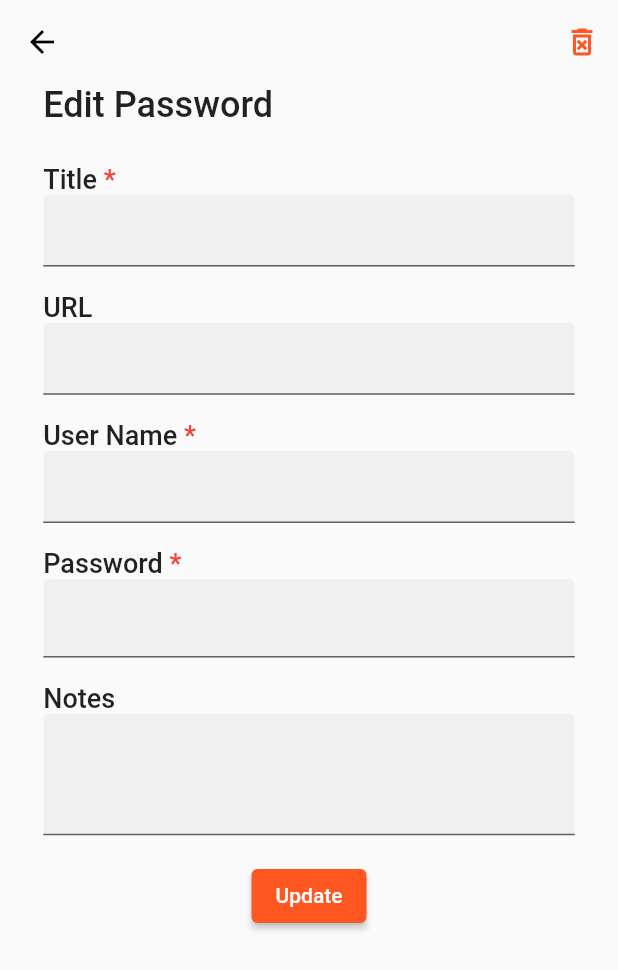
After one commit to Emon526/Flutter_PassVault, a Flutter app: the ViewPassword screen opened directly, on a phone screen of 412 x 824 dp. The commit adds this screen. Shown: the top 970 px of the screen. Run offline on Flutter 3.47's test engine with Material 2 defaults, Android fonts, the phone set to English and light mode, and no system bars; our stand-ins replace form_field_validator, persistent_bottom_nav_bar, shared_preferences, sqflite; accounts and stored records are empty.

Commit message:
view password data

```diff
--- a/lib/provider/addpasswordprovider.dart
+++ b/lib/provider/addpasswordprovider.dart
@@ -6,14 +6,30 @@ import '../models/addpasswordmodel.dart';
 import '../services/databaseservice.dart';
 
 class AddPasswordProvider with ChangeNotifier {
-  // String _username = '';
-  // String get username => _username;
+  String _id = '';
+  String get id => _id;
+
+  String _username = '';
+  String get username => _username;
+
+  String _title = '';
+  String get title => _title;
+
+  String? _url = '';
+  String? get url => _url;
+
+  String _password = '';
+  String get password => _password;
+
+  String? _notes = '';
+  String? get notes => _notes;
 
   // set username(String username) {
   //   _username = username;
   //   notifyListeners();
   // }
 
+  final DatabaseService _databaseService = DatabaseService();
   List<AddPasswordModel> _userPasswords = [];
 
   List<AddPasswordModel> get userPasswords => _userPasswords;
@@ -34,4 +50,35 @@ class AddPasswordProvider with ChangeNotifier {
     }
     notifyListeners();
   }
+
+  Future<void> getPasswordData({
+    required int id,
+  }) async {
+    try {
+      final data = await _databaseService.selectedPasword(id);
+      _title = data.title;
+      _url = data.url;
+      _username = data.username;
+      _password = data.password;
+      _notes = data.notes;
+      _id = id.toString();
+
+      // log(data.first.title.toString());
+      log(data.username);
+    } catch (e) {
+      print(e.toString());
+    }
+    notifyListeners();
+  }
+
+  Future<void> deletePassword() async {
+    try {
+      await _databaseService.deletePassword(_id);
+
+      log('$_id deleted');
+    } catch (e) {
+      print(e.toString());
+    }
+    notifyListeners();
+  }
 }
--- a/lib/screens/vault/vaultpage.dart
+++ b/lib/screens/vault/vaultpage.dart
@@ -1,4 +1,6 @@
 import 'package:flutter/material.dart';
+import 'package:passvault/screens/vault/viewpassword.dart';
+import 'package:passvault/services/databaseservice.dart';
 import 'package:provider/provider.dart';
 
 import '../../models/addpasswordmodel.dart';
@@ -46,16 +48,16 @@ class VaultPage extends StatelessWidget {
               Expanded(
                 child: Consumer<AddPasswordProvider>(
                   builder: (context, value, child) {
-                    return ListView.builder(
+                    return ListView.separated(
+                        separatorBuilder: (context, index) => SizedBox(
+                              height: size.height * 0.01,
+                            ),
                         itemCount: value.userPasswords.length,
                         itemBuilder: (context, index) {
                           final data = value.userPasswords[index];
                           return _buildCard(
                             context: context,
                             data: data,
-                            // title: data.title,
-                            // addeddate: 'Added today',
-                            // url: data.url!,
                           );
                         });
                   },
@@ -84,9 +86,6 @@ class VaultPage extends StatelessWidget {
   Widget _buildCard({
     required BuildContext context,
     required AddPasswordModel data,
-    // required String addeddate,
-    // required String title,
-    // required String url,
   }) {
     // var iconUrl = FaviconFinder.getBest('https://www.mashable.com');
 
@@ -100,10 +99,20 @@ class VaultPage extends StatelessWidget {
       borderRadius: BorderRadius.circular(5),
       child: InkWell(
         borderRadius: BorderRadius.circular(5),
-        onTap: () {},
+        onTap: () {
+          context
+              .read<AddPasswordProvider>()
+              .getPasswordData(id: int.parse(data.id));
+          Navigator.push(
+            context,
+            MaterialPageRoute(
+              builder: (context) => const ViewPassword(),
+            ),
+          );
+        },
         child: ListTile(
           title: Text(data.title),
-          subtitle: Text(data.password),
+          subtitle: Text(data.username),
           // leading: CircleAvatar(
           //   backgroundImage: NetworkImage('https://${url}'),
           // ),
--- /dev/null
+++ b/lib/screens/vault/viewpassword.dart
@@ -0,0 +1,283 @@
+// ignore_for_file: use_build_context_synchronously
+
+import 'package:flutter/material.dart';
+import 'package:form_field_validator/form_field_validator.dart';
+
+import 'package:provider/provider.dart';
+
+import '../../models/addpasswordmodel.dart';
+import '../../provider/addpasswordprovider.dart';
+import '../../services/databaseservice.dart';
+
+class ViewPassword extends StatefulWidget {
+  const ViewPassword({super.key});
+  static const routeName = '/AddPassword';
+
+  @override
+  State<ViewPassword> createState() => _ViewPasswordState();
+}
+
+class _ViewPasswordState extends State<ViewPassword> {
+  final titlecontroller = TextEditingController();
+  final urlcontroller = TextEditingController();
+  final usernamecontroller = TextEditingController();
+  final passwordcontroller = TextEditingController();
+  final notescontroller = TextEditingController();
+  bool isObsecured = true;
+  final GlobalKey<FormState> _viewPasswordformKey = GlobalKey<FormState>();
+
+  void validate(BuildContext context) async {
+    final FormState form = _viewPasswordformKey.currentState!;
+    // final DatabaseService _databaseService = DatabaseService();
+
+    if (form.validate()) {
+      final newPass = AddPasswordModel(
+        title: titlecontroller.text.trim(),
+        url: urlcontroller.text.trim(),
+        username: usernamecontroller.text.trim(),
+        password: passwordcontroller.text.trim(),
+        notes: notescontroller.text.trim(),
+        id: DateTime.now().millisecondsSinceEpoch.toString(),
+      );
+      context.read<DatabaseService>().addPassword(
+            password: newPass,
+          );
+      // await _databaseService.addPassword(password: newPass);
+      context.read<AddPasswordProvider>().fatchdata;
+      Navigator.pop(context);
+    } else {
+      const snackbar = SnackBar(
+        content: Text("Please enter all required fields."),
+      );
+      ScaffoldMessenger.of(context).showSnackBar(snackbar);
+    }
+  }
+
+  @override
+  void initState() {
+    usernamecontroller.text = context.read<AddPasswordProvider>().username;
+    titlecontroller.text = context.read<AddPasswordProvider>().title;
+    urlcontroller.text = context.read<AddPasswordProvider>().url!;
+    passwordcontroller.text = context.read<AddPasswordProvider>().password;
+    notescontroller.text = context.read<AddPasswordProvider>().notes!;
+
+    super.initState();
+  }
+
+  @override
+  Widget build(BuildContext context) {
+    final size = MediaQuery.of(context).size;
+    return Scaffold(
+      // backgroundColor: Colors.red,
+      appBar: AppBar(
+        leading: IconButton(
+          icon: const Icon(
+            Icons.arrow_back,
+          ),
+          color: Colors.black,
+          onPressed: () {
+            Navigator.pop(context);
+          },
+        ),
+        actions: [
+          IconButton(
+            icon: const Icon(
+              Icons.delete_forever_outlined,
+            ),
+            color: Theme.of(context).primaryColor,
+            onPressed: () {
+              // context.read<AddPasswordProvider>().deletePassword();
+              // context.read<AddPasswordProvider>().fatchdata;
+              // Navigator.pop(context);
+            },
+          ),
+        ],
+        shadowColor: Colors.transparent,
+        backgroundColor: Colors.transparent,
+      ),
+      body: SingleChildScrollView(
+        child: Padding(
+          padding: EdgeInsets.symmetric(
+            horizontal: size.width * 0.07,
+          ),
+          child: Form(
+            key: _viewPasswordformKey,
+            child: Column(
+              crossAxisAlignment: CrossAxisAlignment.start,
+              children: [
+                const Text(
+                  'Edit Password',
+                  style: TextStyle(
+                    fontSize: 24,
+                    fontWeight: FontWeight.w500,
+                  ),
+                ),
+                SizedBox(
+                  height: size.height * 0.03,
+                ),
+                // const Text(
+                //   'Fill in the details below to update the password',
+                //   style: TextStyle(
+                //     fontSize: 15,
+                //     color: Colors.grey,
+                //   ),
+                // ),
+                Row(
+                  children: const [
+                    Text(
+                      'Title ',
+                      style: TextStyle(
+                        fontSize: 18,
+                        fontWeight: FontWeight.w500,
+                      ),
+                    ),
+                    Text(
+                      '*',
+                      style: TextStyle(
+                        fontSize: 18,
+                        fontWeight: FontWeight.w500,
+                        color: Colors.red,
+                      ),
+                    )
+                  ],
+                ),
+                TextFormField(
+                  controller: titlecontroller,
+                  keyboardType: TextInputType.text,
+                  textInputAction: TextInputAction.next,
+                  validator: RequiredValidator(errorText: 'Title is required'),
+                  decoration: const InputDecoration(
+                    filled: true,
+                  ),
+                ),
+                SizedBox(
+                  height: size.height * 0.02,
+                ),
+                const Text(
+                  'URL',
+                  style: TextStyle(
+                    fontSize: 18,
+                    fontWeight: FontWeight.w500,
+                  ),
+                ),
+                TextFormField(
+                  controller: urlcontroller,
+                  keyboardType: TextInputType.url,
+                  textInputAction: TextInputAction.next,
+                  decoration: const InputDecoration(
+                    filled: true,
+                  ),
+                ),
+                SizedBox(
+                  height: size.height * 0.02,
+                ),
+                Row(
+                  children: const [
+                    Text(
+                      'User Name ',
+                      style: TextStyle(
+                        fontSize: 18,
+                        fontWeight: FontWeight.w500,
+                      ),
+                    ),
+                    Text(
+                      '*',
+                      style: TextStyle(
+                        fontSize: 18,
+                        fontWeight: FontWeight.w500,
+                        color: Colors.red,
+                      ),
+                    )
+                  ],
+                ),
+                TextFormField(
+                  controller: usernamecontroller,
+                  keyboardType: TextInputType.text,
+                  textInputAction: TextInputAction.next,
+                  validator:
+                      RequiredValidator(errorText: 'User Name is required'),
+                  decoration: const InputDecoration(
+                    filled: true,
+                  ),
+                ),
+                SizedBox(
+                  height: size.height * 0.02,
+                ),
+                Row(
+                  children: const [
+                    Text(
+                      'Password ',
+                      style: TextStyle(
+                        fontSize: 18,
+                        fontWeight: FontWeight.w500,
+                      ),
+                    ),
+                    Text(
+                      '*',
+                      style: TextStyle(
+                        fontSize: 18,
+                        fontWeight: FontWeight.w500,
+                        color: Colors.red,
+                      ),
+                    ),
+                  ],
+                ),
+                TextFormField(
+                  obscureText: isObsecured,
+                  controller: passwordcontroller,
+                  keyboardType: TextInputType.visiblePassword,
+                  textInputAction: TextInputAction.next,
+                  validator:
+                      RequiredValidator(errorText: 'Password is required'),
+                  decoration: InputDecoration(
+                    filled: true,
+                    suffix: InkWell(
+                      child: Icon(
+                        isObsecured ? Icons.visibility : Icons.visibility_off,
+                      ),
+                      onTap: () {
+                        setState(() {
+                          isObsecured = !isObsecured;
+                        });
+                      },
+                    ),
+                  ),
+                ),
+                SizedBox(
+                  height: size.height * 0.02,
+                ),
+                const Text(
+                  'Notes',
+                  style: TextStyle(
+                    fontSize: 18,
+                    fontWeight: FontWeight.w500,
+                  ),
+                ),
+                TextFormField(
+                  maxLines: 3,
+                  controller: notescontroller,
+                  keyboardType: TextInputType.text,
+                  textInputAction: TextInputAction.done,
+                  decoration: const InputDecoration(
+                    filled: true,
+                  ),
+                ),
+                SizedBox(
+                  height: size.height * 0.02,
+                ),
+                Center(
+                  child: ElevatedButton(
+                    onPressed: () {
+                      // validate(context);
+                    },
+                    child: const Text('Update'),
+                  ),
+                )
+              ],
+            ),
+          ),
+        ),
+      ),
+    );
+  }
+}
--- a/lib/services/databaseservice.dart
+++ b/lib/services/databaseservice.dart
@@ -58,7 +58,7 @@ class DatabaseService with ChangeNotifier {
   Future<AddPasswordModel> selectedPasword(int id) async {
     final db = await _databaseService.database;
     final List<Map<String, dynamic>> maps =
-        await db.query('trans', where: 'id = ?', whereArgs: [id]);
+        await db.query('passwords', where: 'id = ?', whereArgs: [id]);
     return AddPasswordModel.fromMap(maps[0]);
   }
 
@@ -71,6 +71,18 @@ class DatabaseService with ChangeNotifier {
     );
   }
 
+  // Future<void> updatePassword({required AddPasswordModel password}) async {
+  //   final db = await _databaseService.database;
+
+  //   await db.update(
+  //     'passwords',
+  //     password.toMap(),
+  //     conflictAlgorithm: ConflictAlgorithm.replace,
+  //     where: 'id = ?',
+  //     whereArgs: [password.id],
+  //   );
+  //   notifyListeners();
+  // }
   // Future<void> clearHistory() async {
   //   final db = await _databaseService.database;
 
```
